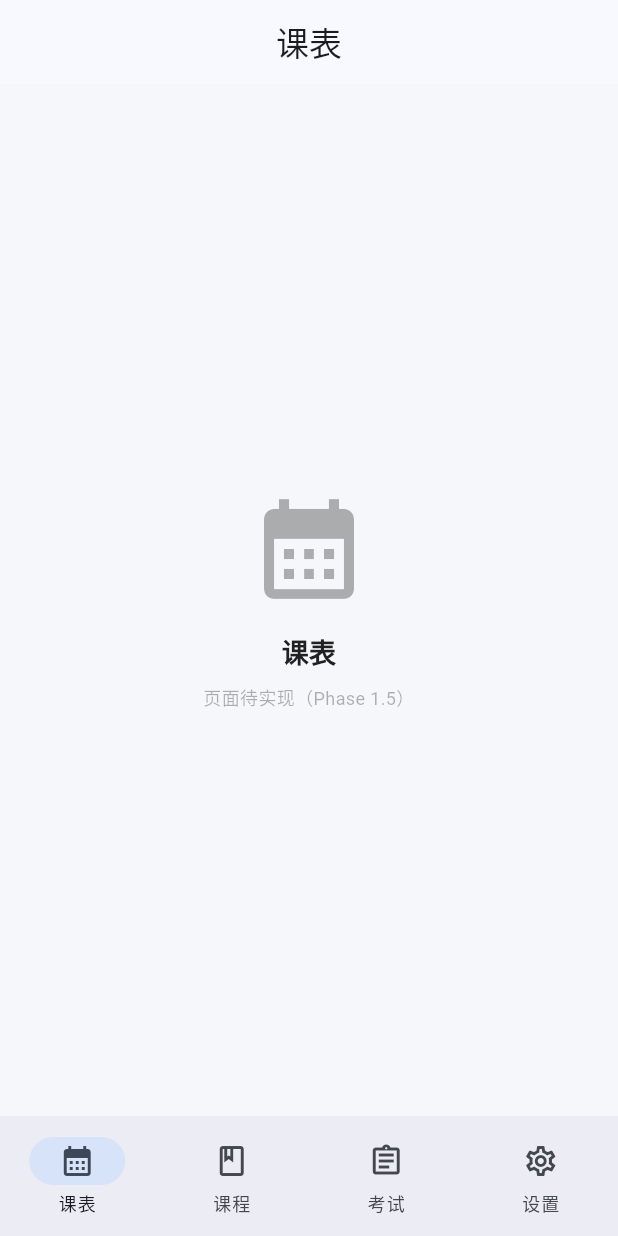
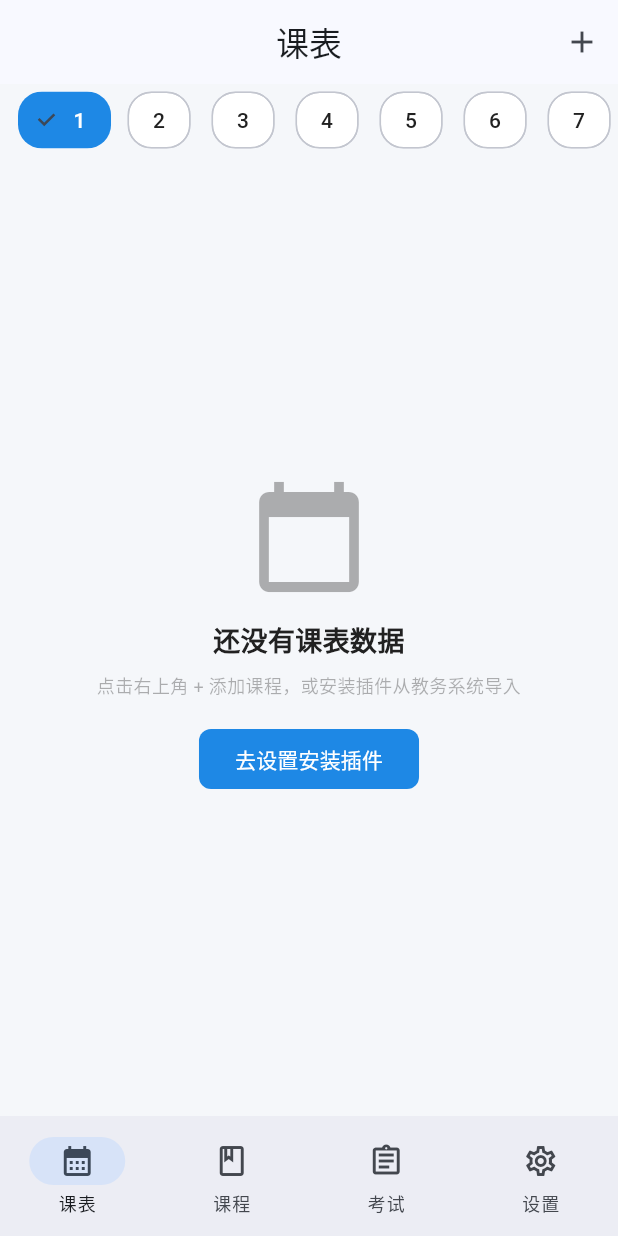
Before and after one commit to Z-rocks/my_schedule_app, a Flutter app: the screen it shows after launch, on a phone screen of 412 x 824 dp. Run offline on Flutter 3.47's test engine with Material 3 defaults, Android fonts, the phone set to English and light mode, and no system bars.

Commit message:
feat(page): 完成 Phase 1.5 页面空态骨架与通用空态组件
- EmptyState：图标/主文案/副文案/可选按钮，样式全从 AppTheme 读
- 5 个模块页面：TimetableView（周次选择器）、CourseListView、
  ExamView、HomeworkView、MessageView
- home_page._buildPage 改为返回真实页面，完全删除 _ModulePlaceholder
- settings 模块暂用 _pendingPage + EmptyState 兜底（Phase 1.6 替换）
- AppTheme 新增 titleFontWeight getter（集中 int→FontWeight 换算，
  非法值回落 w400）

Generated by DeepSeek with prompt: docs/prompts/05-pages.md

```diff
--- /dev/null
+++ b/lib/pages/course_list/course_list_view.dart
@@ -0,0 +1,31 @@
+// 课程列表页（空态骨架）
+import 'package:flutter/material.dart';
+
+import '../../theme/app_theme.dart';
+import '../../theme/theme_extension.dart';
+import '../../widgets/empty_state.dart';
+
+/// 课程列表页。
+///
+/// **Phase 1.5 只做空态骨架**：不接 `CourseProvider`，不渲染课程卡片。
+/// 真实列表在 Phase 2（接入 Hive）与 Phase 5（编辑）之后实现。
+class CourseListView extends StatelessWidget {
+  const CourseListView({super.key});
+
+  @override
+  Widget build(BuildContext context) {
+    final AppTheme theme = AppThemeExtension.of(context);
+
+    return Scaffold(
+      backgroundColor: theme.background,
+      appBar: AppBar(
+        title: const Text('课程'),
+        centerTitle: true,
+      ),
+      body: const EmptyState(
+        icon: Icons.book_outlined,
+        title: '暂无课程',
+      ),
+    );
+  }
+}
--- /dev/null
+++ b/lib/pages/exam/exam_view.dart
@@ -0,0 +1,32 @@
+// 考试安排页（空态骨架）
+import 'package:flutter/material.dart';
+
+import '../../theme/app_theme.dart';
+import '../../theme/theme_extension.dart';
+import '../../widgets/empty_state.dart';
+
+/// 考试安排页。
+///
+/// **Phase 1.5 只做空态骨架**：不接任何 Provider。
+/// 考试数据需要插件声明 `exam` 能力后由 Phase 4 导入。
+class ExamView extends StatelessWidget {
+  const ExamView({super.key});
+
+  @override
+  Widget build(BuildContext context) {
+    final AppTheme theme = AppThemeExtension.of(context);
+
+    return Scaffold(
+      backgroundColor: theme.background,
+      appBar: AppBar(
+        title: const Text('考试'),
+        centerTitle: true,
+      ),
+      body: const EmptyState(
+        icon: Icons.assignment_outlined,
+        title: '暂无考试安排',
+        subtitle: '安装支持考试能力的插件后可导入',
+      ),
+    );
+  }
+}
--- a/lib/pages/home_page.dart
+++ b/lib/pages/home_page.dart
@@ -6,6 +6,12 @@ import '../models/module.dart';
 import '../providers/module_provider.dart';
 import '../theme/app_theme.dart';
 import '../theme/theme_extension.dart';
+import '../widgets/empty_state.dart';
+import 'course_list/course_list_view.dart';
+import 'exam/exam_view.dart';
+import 'homework/homework_view.dart';
+import 'message/message_view.dart';
+import 'timetable/timetable_view.dart';
 
 /// 主页外壳：底部导航栏的模块与顺序完全由 [ModuleProvider] 决定。
 ///
@@ -24,12 +30,20 @@ class _HomePageState extends State<HomePage> {
 
   @override
   Widget build(BuildContext context) {
+    final AppTheme theme = AppThemeExtension.of(context);
     final ModuleProvider moduleProvider = context.watch<ModuleProvider>();
     final List<ModuleInfo> modules = moduleProvider.visibleModules;
 
     // 极端兜底：课表与设置是常驻模块，理论上 visibleModules 不会为空。
     if (modules.isEmpty) {
-      return const _NoModuleScaffold();
+      return Scaffold(
+        backgroundColor: theme.background,
+        body: const EmptyState(
+          icon: Icons.settings_outlined,
+          title: '没有可显示的模块',
+          subtitle: '请到设置中开启',
+        ),
+      );
     }
 
     // 越界保护：模块被关闭后 visibleModules 会变短，此时旧下标可能越界。
@@ -46,11 +60,12 @@ class _HomePageState extends State<HomePage> {
     }
 
     return Scaffold(
-      // 用 IndexedStack 保活各页面，切回标签时保留滚动位置与内部状态。
+      // 用 IndexedStack 保活各页面，切回标签时保留滚动位置与内部状态
+      // （例如课表页选中的周次）。
       body: IndexedStack(
         index: safeIndex,
         children: modules
-            .map((ModuleInfo module) => _buildPage(module))
+            .map((ModuleInfo module) => _buildPage(context, module))
             .toList(growable: false),
       ),
       bottomNavigationBar: NavigationBar(
@@ -71,26 +86,44 @@ class _HomePageState extends State<HomePage> {
 
   /// 模块 → 页面。
   ///
-  /// Phase 1.5 会把每个 `_ModulePlaceholder` 换成对应的真实页面
-  /// （见每个 case 后的注释），本方法的签名保持不变。
-  Widget _buildPage(ModuleInfo module) {
+  /// `settings` 与插件模块的页面分别属于 Phase 1.6 与 Phase 3，
+  /// 目前用 [_pendingPage] 给出空态外壳。
+  Widget _buildPage(BuildContext context, ModuleInfo module) {
     switch (module.type) {
       case ModuleType.timetable:
-        return _ModulePlaceholder(module: module); // Phase 1.5: TimetableView()
+        return const TimetableView();
       case ModuleType.courseList:
-        return _ModulePlaceholder(module: module); // Phase 1.5: CourseListView()
+        return const CourseListView();
       case ModuleType.exam:
-        return _ModulePlaceholder(module: module); // Phase 1.5: ExamView()
+        return const ExamView();
       case ModuleType.homework:
-        return _ModulePlaceholder(module: module); // Phase 1.5: HomeworkView()
+        return const HomeworkView();
       case ModuleType.message:
-        return _ModulePlaceholder(module: module); // Phase 1.5: MessageView()
+        return const MessageView();
       case ModuleType.settings:
-        return _ModulePlaceholder(module: module); // Phase 1.5: SettingsPage()
+        // Phase 1.6 会替换为 SettingsPage()。
+        return _pendingPage(context, module, '设置页待实现（Phase 1.6）');
       case null:
-        // 插件贡献的自定义模块（ModuleInfo.type == null）。
-        return _ModulePlaceholder(module: module);
+        // 插件贡献的自定义模块（ModuleInfo.type == null），Phase 3 实现。
+        return _pendingPage(context, module, '插件模块页面待实现（Phase 3）');
     }
+  }
+
+  /// 尚未实现的页面的临时外壳：统一用 [EmptyState] 呈现，不再单写占位类。
+  Widget _pendingPage(BuildContext context, ModuleInfo module, String subtitle) {
+    final AppTheme theme = AppThemeExtension.of(context);
+    return Scaffold(
+      backgroundColor: theme.background,
+      appBar: AppBar(
+        title: Text(module.title),
+        centerTitle: true,
+      ),
+      body: EmptyState(
+        icon: _iconFromName(module.iconName),
+        title: module.title,
+        subtitle: subtitle,
+      ),
+    );
   }
 }
 
@@ -99,6 +132,8 @@ class _HomePageState extends State<HomePage> {
 /// 模型层的 [ModuleInfo.iconName] 是字符串（模型不依赖 Flutter），
 /// 由本表在 UI 层转成 [IconData]。内置模块的图标名见
 /// `ModuleProvider._initialModules`；插件可在 `.js` 里用同样的名字声明图标。
+///
+/// Phase 1.7 会把本表与 [_iconFromName] 抽到 `lib/widgets/` 下复用。
 const Map<String, IconData> _kIconByName = <String, IconData>{
   // —— 内置模块 ——
   'calendar_month': Icons.calendar_month,
@@ -120,82 +155,3 @@ const Map<String, IconData> _kIconByName = <String, IconData>{
 /// [Icons.extension]——"扩展/插件"的通用图标。
 IconData _iconFromName(String name) =>
     _kIconByName[name] ?? Icons.extension;
-
-/// 把 [AppTheme.fontWeightTitle]（int，如 600）转成 [FontWeight]。
-FontWeight _fontWeightOf(int value) {
-  final int index = (value ~/ 100) - 1;
-  if (index < 0 || index >= FontWeight.values.length) return FontWeight.w400;
-  return FontWeight.values[index];
-}
-
-/// 模块页面的临时占位（Phase 1.5 由真实页面替换，届时删除本类）。
-class _ModulePlaceholder extends StatelessWidget {
-  const _ModulePlaceholder({required this.module});
-
-  final ModuleInfo module;
-
-  @override
-  Widget build(BuildContext context) {
-    // 样式一律从 AppTheme 读，不硬编码颜色 / 尺寸（CONTEXT.md 3.2）。
-    final AppTheme theme = AppThemeExtension.of(context);
-    final Color hintColor = theme.onBackground.withValues(alpha: 0.35);
-
-    return Scaffold(
-      backgroundColor: theme.background,
-      appBar: AppBar(
-        title: Text(module.title),
-        centerTitle: true,
-      ),
-      body: Center(
-        child: Padding(
-          padding: EdgeInsets.all(theme.cardPadding * 2),
-          child: Column(
-            mainAxisAlignment: MainAxisAlignment.center,
-            children: <Widget>[
-              Icon(_iconFromName(module.iconName), size: 80, color: hintColor),
-              SizedBox(height: theme.sectionGap),
-              Text(
-                module.title,
-                textAlign: TextAlign.center,
-                style: TextStyle(
-                  fontSize: theme.titleSize,
-                  fontWeight: _fontWeightOf(theme.fontWeightTitle),
-                  color: theme.onBackground,
-                ),
-              ),
-              SizedBox(height: theme.gridGap * 2),
-              Text(
-                '页面待实现（Phase 1.5）',
-                textAlign: TextAlign.center,
-                style: TextStyle(
-                  fontSize: theme.captionSize,
-                  color: hintColor,
-                ),
-              ),
-            ],
-          ),
-        ),
-      ),
-    );
-  }
-}
-
-/// 没有任何可见模块时的兜底页面（正常流程不会出现）。
-class _NoModuleScaffold extends StatelessWidget {
-  const _NoModuleScaffold();
-
-  @override
-  Widget build(BuildContext context) {
-    final AppTheme theme = AppThemeExtension.of(context);
-    return Scaffold(
-      backgroundColor: theme.background,
-      body: Center(
-        child: Text(
-          '没有可显示的模块\n请到设置中开启',
-          textAlign: TextAlign.center,
-          style: TextStyle(fontSize: theme.bodySize, color: theme.onBackground),
-        ),
-      ),
-    );
-  }
-}
--- /dev/null
+++ b/lib/pages/homework/homework_view.dart
@@ -0,0 +1,32 @@
+// 作业页（空态骨架）
+import 'package:flutter/material.dart';
+
+import '../../theme/app_theme.dart';
+import '../../theme/theme_extension.dart';
+import '../../widgets/empty_state.dart';
+
+/// 作业页。
+///
+/// **Phase 1.5 只做空态骨架**：不接任何 Provider。
+/// 作业数据必须来自插件（`homework` 能力），由 Phase 8 的学习通插件提供。
+class HomeworkView extends StatelessWidget {
+  const HomeworkView({super.key});
+
+  @override
+  Widget build(BuildContext context) {
+    final AppTheme theme = AppThemeExtension.of(context);
+
+    return Scaffold(
+      backgroundColor: theme.background,
+      appBar: AppBar(
+        title: const Text('作业'),
+        centerTitle: true,
+      ),
+      body: const EmptyState(
+        icon: Icons.edit_note,
+        title: '暂无作业',
+        subtitle: '安装学习通等插件后可查看',
+      ),
+    );
+  }
+}
--- /dev/null
+++ b/lib/pages/message/message_view.dart
@@ -0,0 +1,45 @@
+// 消息页（空态骨架）
+import 'package:flutter/material.dart';
+
+import '../../theme/app_theme.dart';
+import '../../theme/theme_extension.dart';
+import '../../widgets/empty_state.dart';
+
+/// 消息页。
+///
+/// **Phase 1.5 只做空态骨架**：不接 `MessageProvider`，也不做真实的已读标记。
+/// 消息列表与已读状态在 Phase 7（通知 + 消息）接入。
+class MessageView extends StatelessWidget {
+  const MessageView({super.key});
+
+  @override
+  Widget build(BuildContext context) {
+    final AppTheme theme = AppThemeExtension.of(context);
+
+    return Scaffold(
+      backgroundColor: theme.background,
+      appBar: AppBar(
+        title: const Text('消息'),
+        centerTitle: true,
+        actions: <Widget>[
+          TextButton(
+            onPressed: () => ScaffoldMessenger.of(context).showSnackBar(
+              const SnackBar(content: Text('已全部标记为已读')),
+            ),
+            child: Text(
+              '全部已读',
+              style: TextStyle(
+                fontSize: theme.bodySize,
+                color: theme.onPrimary,
+              ),
+            ),
+          ),
+        ],
+      ),
+      body: const EmptyState(
+        icon: Icons.notifications_none,
+        title: '暂无消息',
+      ),
+    );
+  }
+}
--- /dev/null
+++ b/lib/pages/timetable/timetable_view.dart
@@ -0,0 +1,122 @@
+// 课表页（空态骨架）：周次选择器 + 空态提示
+import 'package:flutter/material.dart';
+
+import '../../theme/app_theme.dart';
+import '../../theme/theme_extension.dart';
+import '../../widgets/empty_state.dart';
+
+/// 周次选择器的高度（逻辑像素）。
+///
+/// 水平 `ListView` 在纵向需要确定高度，`ChoiceChip` 需要约 40px + 上下留白，
+/// 故定义组件级常量（CONTEXT.md 4.1 的 `k` 前缀小驼峰）。
+const double kWeekSelectorHeight = 48;
+
+/// 课表页。
+///
+/// **Phase 1.5 只做 UI 骨架**：周次选择器只改内部 state，不读任何业务数据
+/// （不接 Provider、不渲染课程网格）。课表网格在 Phase 5 实现。
+class TimetableView extends StatefulWidget {
+  const TimetableView({super.key, this.totalWeeks = 20, this.initialWeek = 1});
+
+  /// 学期总周数。
+  final int totalWeeks;
+
+  /// 初始选中的周次。
+  ///
+  /// Phase 2 接入学期配置后，由调用方传入真实的"当前周"；
+  /// 目前没有学期起始日期，因此默认第 1 周。
+  final int initialWeek;
+
+  @override
+  State<TimetableView> createState() => _TimetableViewState();
+}
+
+class _TimetableViewState extends State<TimetableView> {
+  late int _currentWeek;
+
+  @override
+  void initState() {
+    super.initState();
+    _currentWeek = _clampWeek(widget.initialWeek);
+  }
+
+  /// 把周次限制在 `1..totalWeeks` 之间，避免外部传入越界值。
+  int _clampWeek(int week) {
+    if (week < 1) return 1;
+    if (week > widget.totalWeeks) return widget.totalWeeks;
+    return week;
+  }
+
+  void _showSnack(String message) {
+    ScaffoldMessenger.of(context).showSnackBar(SnackBar(content: Text(message)));
+  }
+
+  @override
+  Widget build(BuildContext context) {
+    final AppTheme theme = AppThemeExtension.of(context);
+
+    return Scaffold(
+      backgroundColor: theme.background,
+      appBar: AppBar(
+        title: const Text('课表'),
+        centerTitle: true,
+        actions: <Widget>[
+          IconButton(
+            icon: const Icon(Icons.add),
+            tooltip: '添加课程',
+            onPressed: () => _showSnack('添加课程（待实现）'),
+          ),
+        ],
+      ),
+      body: Column(
+        children: <Widget>[
+          _buildWeekSelector(theme),
+          Expanded(
+            child: EmptyState(
+              icon: Icons.calendar_today,
+              title: '还没有课表数据',
+              subtitle: '点击右上角 + 添加课程，或安装插件从教务系统导入',
+              actionLabel: '去设置安装插件',
+              onAction: () => _showSnack('请前往设置 → 插件管理'),
+            ),
+          ),
+        ],
+      ),
+    );
+  }
+
+  /// 周次选择器：1..totalWeeks 的水平滚动数字列表。
+  Widget _buildWeekSelector(AppTheme theme) {
+    return SizedBox(
+      height: kWeekSelectorHeight,
+      child: ListView.builder(
+        scrollDirection: Axis.horizontal,
+        padding: EdgeInsets.symmetric(horizontal: theme.cardPadding),
+        itemCount: widget.totalWeeks,
+        itemBuilder: (BuildContext context, int index) {
+          final int week = index + 1;
+          final bool selected = week == _currentWeek;
+          return Padding(
+            padding: EdgeInsets.only(right: theme.gridGap * 2),
+            child: Center(
+              child: ChoiceChip(
+                label: Text('$week'),
+                selected: selected,
+                onSelected: (bool _) => setState(() => _currentWeek = week),
+                labelStyle: TextStyle(
+                  fontSize: theme.bodySize,
+                  color: selected ? theme.onPrimary : theme.onBackground,
+                ),
+                selectedColor: theme.primary,
+                backgroundColor: theme.surface,
+                shape: RoundedRectangleBorder(
+                  borderRadius: BorderRadius.circular(theme.chipRadius),
+                ),
+              ),
+            ),
+          );
+        },
+      ),
+    );
+  }
+}
--- a/lib/theme/app_theme.dart
+++ b/lib/theme/app_theme.dart
@@ -156,6 +156,23 @@ class AppTheme {
 
   /// 内置默认蓝主题。实现位于 `default_theme.dart`。
   static AppTheme defaultTheme() => defaults.defaultTheme();
+
+  /// 标题字重的类型化取值（由 [fontWeightTitle] 换算而来）。
+  ///
+  /// [fontWeightTitle] 用 int 是为了 JSON 序列化，UI 侧需要 `FontWeight`。
+  /// 在这里统一换算，避免各页面 / 组件各写一份（CONTEXT.md 3.2 要求字体
+  /// 也从主题读，不允许硬编码字重）。
+  FontWeight get titleFontWeight {
+    // FontWeight.values == [w100, w200, ..., w900]。
+    // 只接受 100 的整数倍（100..900）；非法值（0、150、999 等）回落 w400，
+    // 而不是被 ~/ 静默截断成别的字重。
+    if (fontWeightTitle % 100 != 0) return FontWeight.w400;
+    final int index = (fontWeightTitle ~/ 100) - 1;
+    if (index < 0 || index >= FontWeight.values.length) {
+      return FontWeight.w400;
+    }
+    return FontWeight.values[index];
+  }
 
   /// 被显式设置过的字段名（JSON 键名）只读视图，便于调试与校验。
   Set<String> get explicitFields => Set<String>.unmodifiable(_explicitFields);
--- /dev/null
+++ b/lib/widgets/empty_state.dart
@@ -0,0 +1,97 @@
+// 通用空态组件：图标 + 主文案 + 可选副文案 + 可选操作按钮
+import 'package:flutter/material.dart';
+
+import '../theme/app_theme.dart';
+import '../theme/theme_extension.dart';
+
+/// 空态图标尺寸（逻辑像素）。
+///
+/// [AppTheme] 没有图标尺寸令牌，而空态图标需要一个统一的大尺寸，
+/// 因此在这里定义组件级常量（按 CONTEXT.md 4.1 的 `k` 前缀小驼峰命名）。
+const double kEmptyStateIconSize = 80;
+
+/// 通用空态占位：所有模块页面在没有数据时都使用本组件。
+///
+/// 样式全部来自 [AppThemeExtension]，不在页面里硬编码颜色 / 字号 / 圆角。
+class EmptyState extends StatelessWidget {
+  /// 空态图标。
+  final IconData icon;
+
+  /// 主文案（必填）。
+  final String title;
+
+  /// 副文案，`null` 表示不显示。
+  final String? subtitle;
+
+  /// 操作按钮文字，`null` 表示不显示按钮。
+  final String? actionLabel;
+
+  /// 操作按钮回调。与 [actionLabel] 同时提供才会显示按钮。
+  final VoidCallback? onAction;
+
+  const EmptyState({
+    super.key,
+    required this.icon,
+    required this.title,
+    this.subtitle,
+    this.actionLabel,
+    this.onAction,
+  });
+
+  @override
+  Widget build(BuildContext context) {
+    final AppTheme theme = AppThemeExtension.of(context);
+    // 图标与副文案用正文色的低透明度版本，保证在亮 / 暗背景下都柔和可读。
+    final Color hintColor = theme.onBackground.withValues(alpha: 0.35);
+    final String? subtitle = this.subtitle;
+    final String? actionLabel = this.actionLabel;
+
+    return Center(
+      child: Padding(
+        padding: EdgeInsets.all(theme.cardPadding * 2),
+        child: Column(
+          mainAxisAlignment: MainAxisAlignment.center,
+          mainAxisSize: MainAxisSize.min,
+          children: <Widget>[
+            Icon(icon, size: kEmptyStateIconSize, color: hintColor),
+            SizedBox(height: theme.sectionGap),
+            Text(
+              title,
+              textAlign: TextAlign.center,
+              style: TextStyle(
+                fontSize: theme.titleSize,
+                fontWeight: theme.titleFontWeight,
+                color: theme.onBackground,
+              ),
+            ),
+            if (subtitle != null) ...<Widget>[
+              SizedBox(height: theme.gridGap * 2),
+              Text(
+                subtitle,
+                textAlign: TextAlign.center,
+                style: TextStyle(
+                  fontSize: theme.captionSize,
+                  color: hintColor,
+                ),
+              ),
+            ],
+            if (actionLabel != null && onAction != null) ...<Widget>[
+              SizedBox(height: theme.sectionGap),
+              FilledButton(
+                onPressed: onAction,
+                style: FilledButton.styleFrom(
+                  backgroundColor: theme.primary,
+                  foregroundColor: theme.onPrimary,
+                  shape: RoundedRectangleBorder(
+                    borderRadius: BorderRadius.circular(theme.buttonRadius),
+                  ),
+                ),
+                child: Text(actionLabel),
+              ),
+            ],
+          ],
+        ),
+      ),
+    );
+  }
+}
```
Also changed, not shown: 2 other files.
